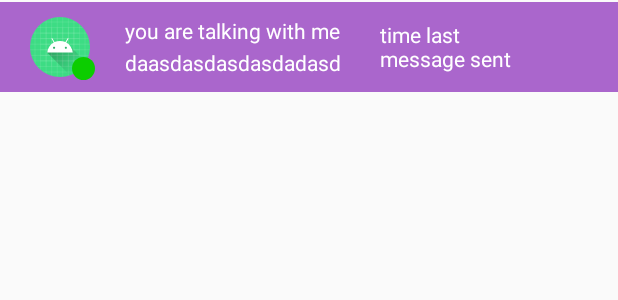
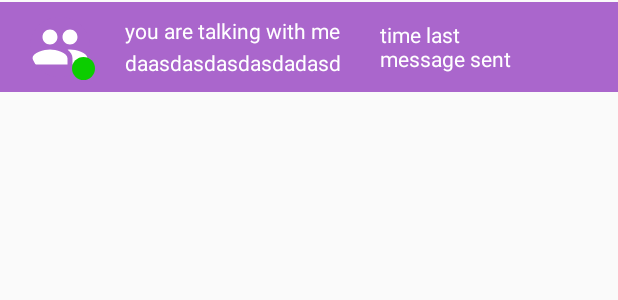
Before and after one commit to Hanan2412/Chat, an Android app: the layout conversations_group_cell.xml on its own in the app's theme, with its tools: preview values and no code run, on a phone screen of 412 x 824 dp. Shown: the top 300 px of the screen. Run offline under Robolectric (Android 15) with nearby library versions, the phone set to English and light mode, and no system bars.

Commit message:
created new icons for conversations without recipient images

```diff
--- a/app/src/main/res/drawable/ic_baseline_account_circle_black.xml
+++ b/app/src/main/res/drawable/ic_baseline_account_circle_black.xml
@@ -3,7 +3,7 @@
     android:height="24dp"
     android:viewportWidth="24"
     android:viewportHeight="24"
-    android:tint="?attr/colorControlNormal">
+    android:tint="@android:color/white">
   <path
       android:fillColor="@android:color/white"
       android:pathData="M12,2C6.48,2 2,6.48 2,12s4.48,10 10,10 10,-4.48 10,-10S17.52,2 12,2zM12,5c1.66,0 3,1.34 3,3s-1.34,3 -3,3 -3,-1.34 -3,-3 1.34,-3 3,-3zM12,19.2c-2.5,0 -4.71,-1.28 -6,-3.22 0.03,-1.99 4,-3.08 6,-3.08 1.99,0 5.97,1.09 6,3.08 -1.29,1.94 -3.5,3.22 -6,3.22z"/>
--- a/app/src/main/res/drawable/ic_baseline_group_24.xml
+++ b/app/src/main/res/drawable/ic_baseline_group_24.xml
@@ -3,7 +3,7 @@
     android:height="24dp"
     android:viewportWidth="24"
     android:viewportHeight="24"
-    android:tint="?attr/colorControlNormal">
+    android:tint="@android:color/white">
   <path
       android:fillColor="@android:color/white"
       android:pathData="M16,11c1.66,0 2.99,-1.34 2.99,-3S17.66,5 16,5c-1.66,0 -3,1.34 -3,3s1.34,3 3,3zM8,11c1.66,0 2.99,-1.34 2.99,-3S9.66,5 8,5C6.34,5 5,6.34 5,8s1.34,3 3,3zM8,13c-2.33,0 -7,1.17 -7,3.5L1,19h14v-2.5c0,-2.33 -4.67,-3.5 -7,-3.5zM16,13c-0.29,0 -0.62,0.02 -0.97,0.05 1.16,0.84 1.97,1.97 1.97,3.45L17,19h6v-2.5c0,-2.33 -4.67,-3.5 -7,-3.5z"/>
--- a/app/src/main/res/layout/conversations_group_cell.xml
+++ b/app/src/main/res/layout/conversations_group_cell.xml
@@ -23,9 +23,9 @@
             android:layout_gravity="center_vertical"
             android:layout_marginStart="20dp"
             android:layout_marginTop="20dp"
-            android:background="@drawable/ic_launcher_background"
+            android:background="@android:color/holo_purple"
             android:scaleType="fitXY"
-            android:src="@drawable/ic_launcher_foreground"
+            android:src="@drawable/ic_baseline_group_24"
             app:shapeAppearanceOverlay="@style/circleImageView" />
 
 
--- a/app/src/main/res/layout/conversations_single_cell.xml
+++ b/app/src/main/res/layout/conversations_single_cell.xml
@@ -23,9 +23,9 @@
         android:layout_gravity="center_vertical"
         android:layout_marginStart="20dp"
         android:layout_marginTop="20dp"
-        android:background="@drawable/ic_launcher_background"
+        android:background="@android:color/holo_blue_light"
         android:scaleType="fitXY"
-        android:src="@drawable/ic_launcher_foreground"
+        android:src="@drawable/ic_baseline_account_circle_black"
         app:shapeAppearanceOverlay="@style/circleImageView" />
 
 
```
Also changed, not shown: app/src/main/res/layout/conversations_sms_cell.xml (+4 -3 lines).
